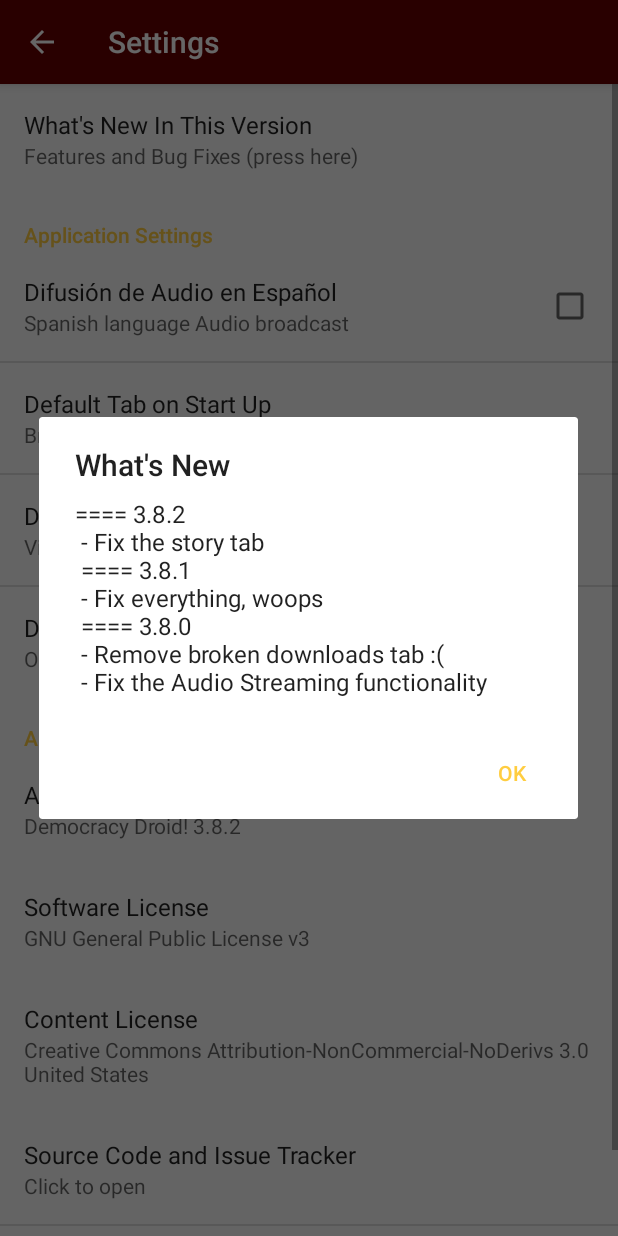
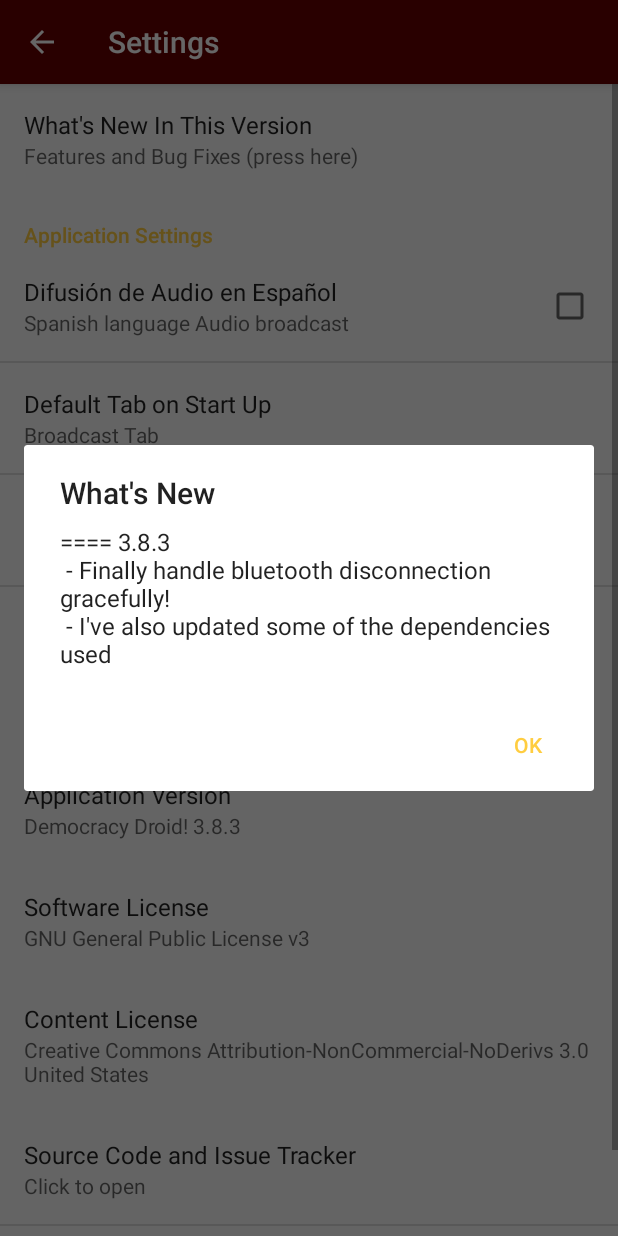
Before and after one commit to fenimore/DemocracyDroid, an Android app: the SettingsActivity screen opened directly, with no data from a screen before it, after a tap on "What's New In This Version", on a phone screen of 412 x 824 dp. Run offline under Robolectric (Android 15) with nearby library versions, the phone set to English and light mode, and no system bars; network calls fail; 2 other taps on this screen came first.

Commit message:
De deprecate

```diff
--- a/app/build.gradle
+++ b/app/build.gradle
@@ -8,8 +8,8 @@ android {
         applicationId "com.workingagenda.democracydroid"
         minSdkVersion 26
         targetSdkVersion 29
-        versionCode 48
-        versionName "3.8.2"
+        versionCode 49
+        versionName "3.8.3"
     }
     buildTypes {
         release {
--- a/app/src/main/res/values/strings.xml
+++ b/app/src/main/res/values/strings.xml
@@ -29,13 +29,9 @@
     <string name="about_dd_header">About Democracy Droid!</string>
     <string name="about_dev_header">Developer Information</string>
     <string name="whatsnew">
-        ==== 3.8.2\n
-        - Fix the story tab\n
-        ==== 3.8.1\n
-        - Fix everything, woops\n
-        ==== 3.8.0\n
-        - Remove broken downloads tab :(\n
-        - Fix the Audio Streaming functionality\n
+        ==== 3.8.3\n
+        - Finally handle bluetooth disconnection gracefully!\n
+        - I\'ve also updated some of the dependencies used\n
     </string>
     <string name="open_stream">Default Application to Play Media</string>
     <string name="open_elsewhere">Open Elsewhere</string>
@@ -56,12 +52,10 @@
     <string-array name="tabsAlias">
         <item>Transcripts</item>
         <item>Broadcast</item>
-        <item>Downloads</item>
     </string-array>
     <string-array name="tabs">
         <item>0</item>
         <item>1</item>
-        <item>2</item>
     </string-array>
     <string-array name="streamAlias">
         <item>Video</item>
```
Also changed, not shown: app/src/main/java/com/workingagenda/democracydroid/MediaService.java (+42 -46 lines).
